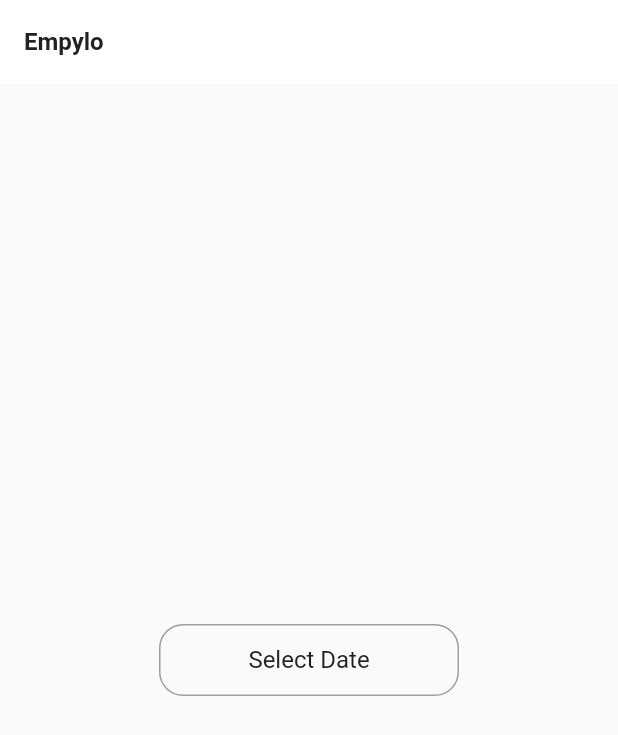
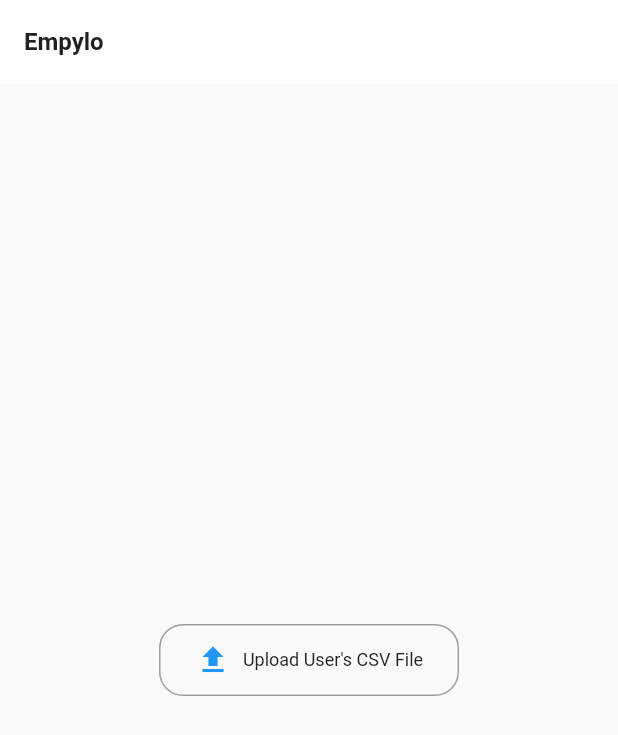
Before and after one commit to Empyloo/empylo_app, a Flutter app: the screen it shows after launch, on a phone screen of 412 x 824 dp. Shown: the top 735 px of the screen. Run offline on Flutter 3.47's test engine with Material 2 defaults, Android fonts, the phone set to English and light mode, and no system bars; our stand-ins replace google_fonts.

Commit message:
File Upload Button.

```diff
--- a/lib/main.dart
+++ b/lib/main.dart
@@ -3,6 +3,7 @@ import 'package:empylo_app/tokens/box_shadows.dart';
 import 'package:empylo_app/tokens/decorations.dart';
 import 'package:empylo_app/ui/molecules/inputs/checkboxes.dart';
 import 'package:empylo_app/ui/molecules/inputs/date_time_pickers.dart';
+import 'package:empylo_app/ui/molecules/inputs/file_uploaders.dart';
 import 'package:empylo_app/ui/molecules/inputs/text_fields.dart';
 import 'package:flutter/material.dart';
 import 'package:empylo_app/tokens/colors.dart';
@@ -19,6 +20,7 @@ class MyApp extends StatelessWidget {
   @override
   Widget build(BuildContext context) {
     return MaterialApp(
+      debugShowCheckedModeBanner: false,
       title: 'Empylo',
       home: Scaffold(
         appBar: AppBar(
@@ -31,30 +33,17 @@ class MyApp extends StatelessWidget {
           backgroundColor: ColorTokens.background,
         ),
         body: Center(
-          child: SimpleDateTimePickerImpl(),
+          child: FileUpload(
+            onPressed: () => print("Upload File Pressed"),
+            containerDecoration: EmpyloBoxDecorations.lightOutlined,
+            textStyle: EmpyloTypography.body.copyWith(
+                color: ColorTokens.textDark,
+                fontWeight: FontWeight.w400,
+                fontSize: Sizes.sm),
+            fileName: "User's CSV File",
+          ),
         ),
       ),
     );
   }
 }
-
-class SimpleDateTimePickerImpl extends StatelessWidget {
-  const SimpleDateTimePickerImpl({
-    super.key,
-  });
-
-  @override
-  Widget build(BuildContext context) {
-    return SimpleDateTimePicker(
-      label: const Text('Date'),
-      initialDate: DateTime.now(),
-      containerDecoration: EmpyloBoxDecorations.lightOutlined,
-      onDateTimeChanged: (DateTime? value) {
-        print(value);
-      },
-      height: Sizes.xxl,
-      width: Sizes.huge,
-      textStyle: EmpyloTypography.body.copyWith(color: ColorTokens.textDark),
-    );
-  }
-}
--- a/lib/ui/molecules/inputs/file_uploaders.dart
+++ b/lib/ui/molecules/inputs/file_uploaders.dart
@@ -0,0 +1,56 @@
+/*
+This file defines all the file uploaders used in the app. Import the colors.dart
+file to get the colors, sizes.dart file to get the sizes, border_radius.dart
+file to get the border radius and typography.dart to get the text styles.
+*/
+
+// Path: lib/ui/molecules/inputs/file_uploaders.dart
+import 'package:empylo_app/tokens/colors.dart';
+import 'package:flutter/material.dart';
+import 'package:empylo_app/tokens/sizes.dart';
+import 'package:empylo_app/tokens/edge_inserts.dart';
+
+class FileUpload extends StatelessWidget {
+  final void Function() onPressed;
+  final EdgeInsets margin;
+  final double width;
+  final double height;
+  final String? fileName;
+  final TextStyle textStyle;
+  final Color? backgroundColor;
+  final BoxDecoration? containerDecoration;
+  final ButtonStyle? buttonStyle;
+
+  const FileUpload({
+    super.key,
+    required this.onPressed,
+    required this.textStyle,
+    this.fileName,
+    this.margin = EmpyloEdgeInserts.m,
+    this.width = Sizes.huge,
+    this.height = Sizes.xxl,
+    this.backgroundColor = ColorTokens.background,
+    this.containerDecoration,
+    this.buttonStyle,
+  });
+
+  @override
+  Widget build(BuildContext context) {
+    final String text = fileName != null ? "Upload $fileName" : "Upload File";
+    return Container(
+      margin: margin,
+      height: height,
+      width: width,
+      decoration: containerDecoration,
+      child: TextButton.icon(
+        style: buttonStyle,
+        onPressed: onPressed,
+        icon: const Icon(Icons.file_upload),
+        label: Text(
+          text,
+          style: textStyle,
+        ),
+      ),
+    );
+  }
+}
```
Also changed, not shown: pubspec.yaml (+2 -72 lines), pubspec.lock.
